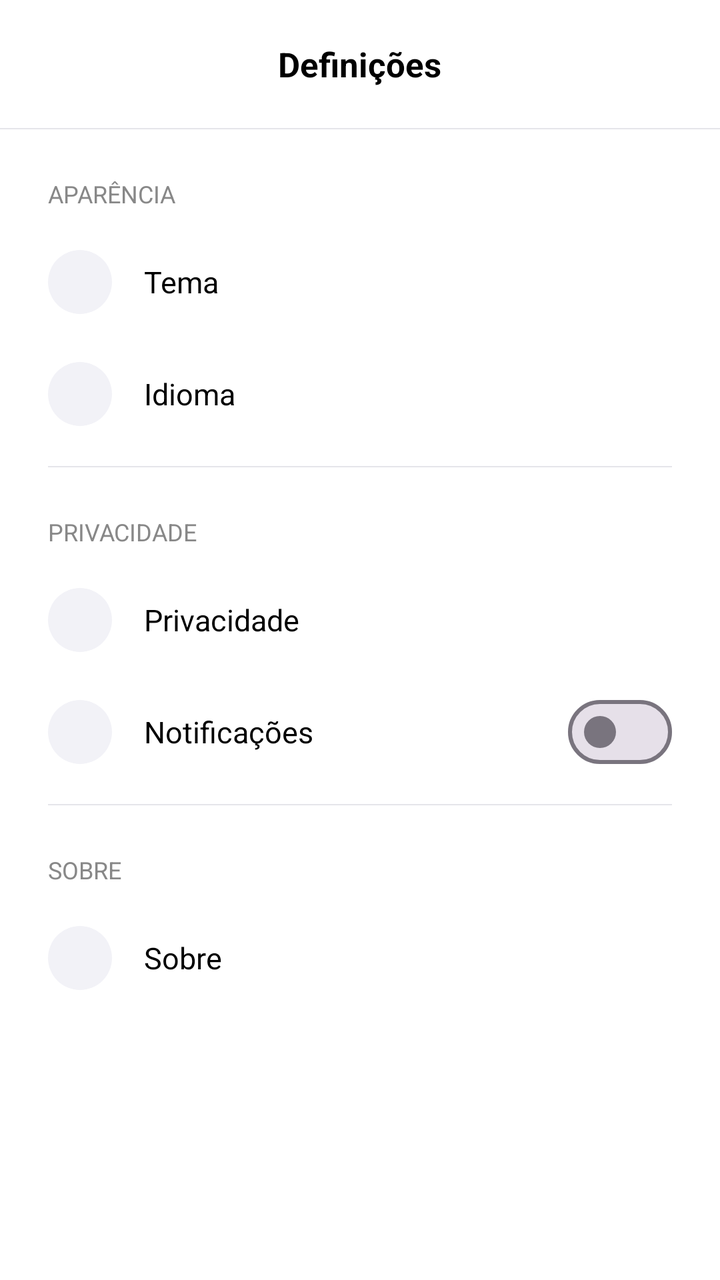
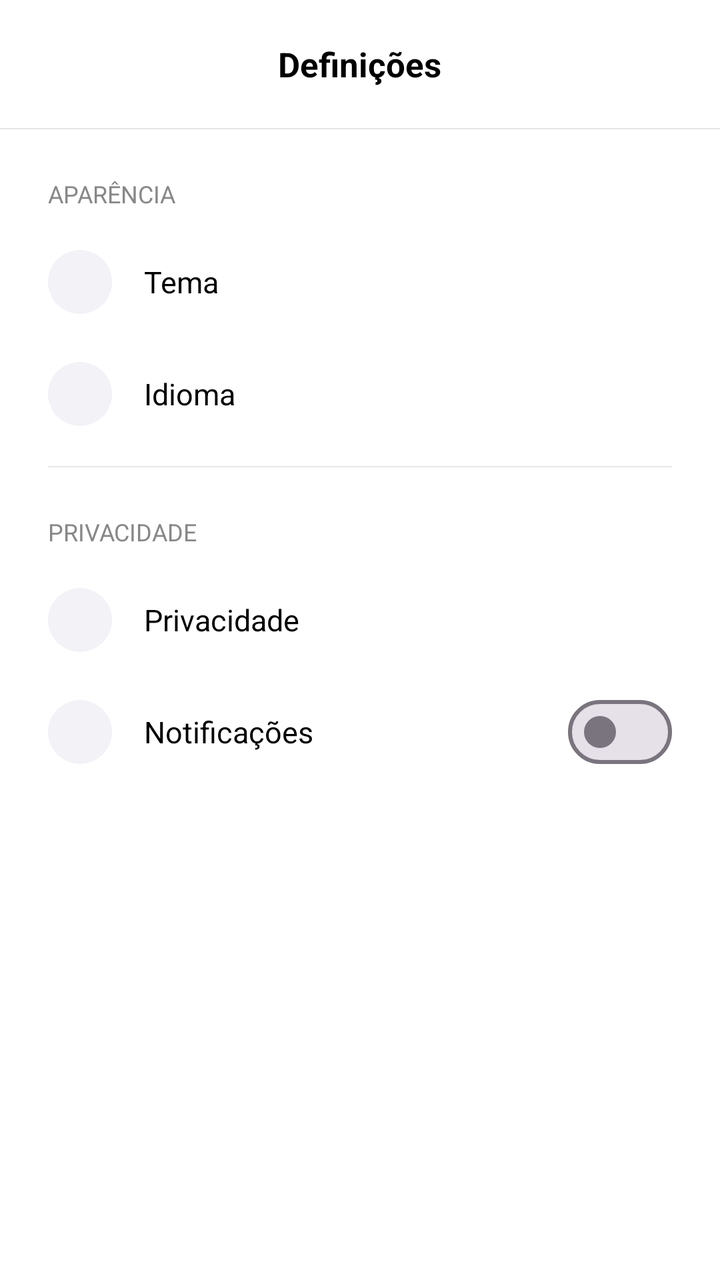

The first picture is an Android layout as it rendered before a commit; the second is the same layout after the commit. The layout source and the unified diff follow.
<!-- AndroidManifest.xml: activity theme Theme.IPC -->
<!-- res/layout/activity_settings.xml -->
<?xml version="1.0" encoding="utf-8"?>
<LinearLayout
    xmlns:android="http://schemas.android.com/apk/res/android"
    android:layout_width="match_parent"
    android:layout_height="match_parent"
    android:orientation="vertical"
    android:background="@color/background"
    android:fitsSystemWindows="true">

    <RelativeLayout
        android:id="@+id/settingsToolbar"
        android:layout_width="match_parent"
        android:layout_height="?attr/actionBarSize"
        android:paddingStart="4dp"
        android:paddingEnd="16dp"
        android:background="@color/appbar_background">

        <ImageView
            android:id="@+id/btnBack"
            android:layout_width="40dp"
            android:layout_height="40dp"
            android:padding="11dp"
            android:layout_centerVertical="true"
            android:layout_alignParentStart="true"
            android:background="?attr/selectableItemBackgroundBorderless"
            android:clickable="true"
            android:focusable="true" />

        <TextView
            android:layout_width="wrap_content"
            android:layout_height="wrap_content"
            android:layout_centerInParent="true"
            android:text="@string/drawer_settings"
            android:textSize="17sp"
            android:textStyle="bold"
            android:textColor="@color/text_primary" />

    </RelativeLayout>

    <View
        android:layout_width="match_parent"
        android:layout_height="0.5dp"
        android:background="@color/divider" />

    <ScrollView
        android:layout_width="match_parent"
        android:layout_height="match_parent"
        android:fillViewport="true">

        <LinearLayout
            android:layout_width="match_parent"
            android:layout_height="wrap_content"
            android:orientation="vertical"
            android:paddingTop="24dp"
            android:paddingBottom="32dp">

            <TextView
                android:layout_width="wrap_content"
                android:layout_height="wrap_content"
                android:text="Aparência"
                android:textSize="12sp"
                android:textAllCaps="true"
                android:textColor="@color/settings_section_label"
                android:paddingStart="24dp"
                android:paddingBottom="8dp" />

            <LinearLayout
                android:id="@+id/itemTheme"
                android:layout_width="match_parent"
                android:layout_height="56dp"
                android:orientation="horizontal"
                android:gravity="center_vertical"
                android:paddingStart="24dp"
                android:paddingEnd="24dp"
                android:background="?attr/selectableItemBackground"
                android:clickable="true"
                android:focusable="true">

                <FrameLayout
                    android:layout_width="32dp"
                    android:layout_height="32dp"
                    android:background="@drawable/drawer_icon_bg"
                    android:layout_marginEnd="16dp">

                    <ImageView
                        android:id="@+id/iconTheme"
                        android:layout_width="14dp"
                        android:layout_height="14dp"
                        android:layout_gravity="center" />

                </FrameLayout>

                <TextView
                    android:layout_width="0dp"
                    android:layout_height="wrap_content"
                    android:layout_weight="1"
                    android:text="Tema"
                    android:textSize="15sp"
                    android:textColor="@color/text_primary" />

                <TextView
                    android:id="@+id/labelTheme"
                    android:layout_width="wrap_content"
                    android:layout_height="wrap_content"
                    android:textSize="14sp"
                    android:textColor="@color/text_secondary"
                    android:layout_marginEnd="8dp" />

                <ImageView
                    android:id="@+id/chevronTheme"
                    android:layout_width="13dp"
                    android:layout_height="13dp" />

            </LinearLayout>

            <LinearLayout
                android:id="@+id/itemLanguage"
                android:layout_width="match_parent"
                android:layout_height="56dp"
                android:orientation="horizontal"
                android:gravity="center_vertical"
                android:paddingStart="24dp"
                android:paddingEnd="24dp"
                android:background="?attr/selectableItemBackground"
                android:clickable="true"
                android:focusable="true">

                <FrameLayout
                    android:layout_width="32dp"
                    android:layout_height="32dp"
                    android:background="@drawable/drawer_icon_bg"
                    android:layout_marginEnd="16dp">

                    <ImageView
                        android:id="@+id/iconLanguage"
                        android:layout_width="14dp"
                        android:layout_height="14dp"
                        android:layout_gravity="center" />

                </FrameLayout>

                <TextView
                    android:layout_width="0dp"
                    android:layout_height="wrap_content"
                    android:layout_weight="1"
                    android:text="Idioma"
                    android:textSize="15sp"
                    android:textColor="@color/text_primary" />

                <TextView
                    android:id="@+id/labelLanguage"
                    android:layout_width="wrap_content"
                    android:layout_height="wrap_content"
                    android:textSize="14sp"
                    android:textColor="@color/text_secondary"
                    android:layout_marginEnd="8dp" />

                <ImageView
                    android:id="@+id/chevronLanguage"
                    android:layout_width="13dp"
                    android:layout_height="13dp" />

            </LinearLayout>

            <View
                android:layout_width="match_parent"
                android:layout_height="0.5dp"
                android:layout_marginStart="24dp"
                android:layout_marginEnd="24dp"
                android:layout_marginTop="8dp"
                android:layout_marginBottom="24dp"
                android:background="@color/divider" />

            <TextView
                android:layout_width="wrap_content"
                android:layout_height="wrap_content"
                android:text="Privacidade"
                android:textSize="12sp"
                android:textAllCaps="true"
                android:textColor="@color/settings_section_label"
                android:paddingStart="24dp"
                android:paddingBottom="8dp" />

            <LinearLayout
                android:id="@+id/itemPrivacy"
                android:layout_width="match_parent"
                android:layout_height="56dp"
                android:orientation="horizontal"
                android:gravity="center_vertical"
                android:paddingStart="24dp"
                android:paddingEnd="24dp"
                android:background="?attr/selectableItemBackground"
                android:clickable="true"
                android:focusable="true">

                <FrameLayout
                    android:layout_width="32dp"
                    android:layout_height="32dp"
                    android:background="@drawable/drawer_icon_bg"
                    android:layout_marginEnd="16dp">

                    <ImageView
                        android:id="@+id/iconPrivacy"
                        android:layout_width="14dp"
                        android:layout_height="14dp"
                        android:layout_gravity="center" />

                </FrameLayout>

                <TextView
                    android:layout_width="0dp"
                    android:layout_height="wrap_content"
                    android:layout_weight="1"
                    android:text="Privacidade"
                    android:textSize="15sp"
                    android:textColor="@color/text_primary" />

                <ImageView
                    android:id="@+id/chevronPrivacy"
                    android:layout_width="13dp"
                    android:layout_height="13dp" />

            </LinearLayout>

            <LinearLayout
                android:id="@+id/itemNotifications"
                android:layout_width="match_parent"
                android:layout_height="56dp"
                android:orientation="horizontal"
                android:gravity="center_vertical"
                android:paddingStart="24dp"
                android:paddingEnd="24dp"
                android:background="?attr/selectableItemBackground"
                android:clickable="true"
                android:focusable="true">

                <FrameLayout
                    android:layout_width="32dp"
                    android:layout_height="32dp"
                    android:background="@drawable/drawer_icon_bg"
                    android:layout_marginEnd="16dp">

                    <ImageView
                        android:id="@+id/iconNotifications"
                        android:layout_width="14dp"
                        android:layout_height="14dp"
                        android:layout_gravity="center" />

                </FrameLayout>

                <TextView
                    android:layout_width="0dp"
                    android:layout_height="wrap_content"
                    android:layout_weight="1"
                    android:text="Notificações"
                    android:textSize="15sp"
                    android:textColor="@color/text_primary" />

                <com.google.android.material.materialswitch.MaterialSwitch
                    android:id="@+id/switchNotifications"
                    android:layout_width="wrap_content"
                    android:layout_height="wrap_content" />

            </LinearLayout>

            <View
                android:layout_width="match_parent"
                android:layout_height="0.5dp"
                android:layout_marginStart="24dp"
                android:layout_marginEnd="24dp"
                android:layout_marginTop="8dp"
                android:layout_marginBottom="24dp"
                android:background="@color/divider" />

            <TextView
                android:layout_width="wrap_content"
                android:layout_height="wrap_content"
                android:text="Sobre"
                android:textSize="12sp"
                android:textAllCaps="true"
                android:textColor="@color/settings_section_label"
                android:paddingStart="24dp"
                android:paddingBottom="8dp" />

            <LinearLayout
                android:id="@+id/itemAbout"
                android:layout_width="match_parent"
                android:layout_height="56dp"
                android:orientation="horizontal"
                android:gravity="center_vertical"
                android:paddingStart="24dp"
                android:paddingEnd="24dp"
                android:background="?attr/selectableItemBackground"
                android:clickable="true"
                android:focusable="true">

                <FrameLayout
                    android:layout_width="32dp"
                    android:layout_height="32dp"
                    android:background="@drawable/drawer_icon_bg"
                    android:layout_marginEnd="16dp">

                    <ImageView
                        android:id="@+id/iconAbout"
                        android:layout_width="14dp"
                        android:layout_height="14dp"
                        android:layout_gravity="center" />

                </FrameLayout>

                <TextView
                    android:layout_width="0dp"
                    android:layout_height="wrap_content"
                    android:layout_weight="1"
                    android:text="@string/drawer_about"
                    android:textSize="15sp"
                    android:textColor="@color/text_primary" />

                <TextView
                    android:id="@+id/labelVersion"
                    android:layout_width="wrap_content"
                    android:layout_height="wrap_content"
                    android:textSize="14sp"
                    android:textColor="@color/text_secondary"
                    android:layout_marginEnd="8dp" />

                <ImageView
                    android:id="@+id/chevronAbout"
                    android:layout_width="13dp"
                    android:layout_height="13dp" />

            </LinearLayout>

        </LinearLayout>

    </ScrollView>

</LinearLayout>
<!-- resources referenced by this layout -->
<resources>
  <color name="appbar_background">#FFFFFF</color>
  <color name="background">#FFFFFF</color>
  <color name="divider">#E5E5EA</color>
  <color name="settings_section_label">#888888</color>
  <color name="text_primary">#000000</color>
  <color name="text_secondary">#888888</color>
  <!-- drawable drawer_icon_bg (drawable) -->
  <?xml version="1.0" encoding="utf-8"?>
  <shape xmlns:android="http://schemas.android.com/apk/res/android"
      android:shape="oval">
      <solid android:color="@color/card_background" />
  </shape>
  <string name="drawer_about">Sobre</string>
  <string name="drawer_settings">Definições</string>
  <style name="Theme.IPC" parent="Theme.Material3.DayNight.NoActionBar">
          <item name="colorPrimary">@color/colorPrimary</item>
          <item name="colorOnPrimary">@android:color/white</item>
          <item name="colorSurface">@color/surface</item>
          <item name="colorOnSurface">@color/text_primary</item>
          <item name="colorSurfaceVariant">@color/card_background</item>
          <item name="colorOnSurfaceVariant">@color/text_secondary</item>
          <item name="colorSurfaceContainerLow">@color/dialog_background</item>
          <item name="colorSurfaceContainerHigh">@color/dialog_background</item>
          <item name="colorSurfaceContainer">@color/dialog_background</item>
          <item name="colorControlActivated">@color/colorPrimary</item>
          <item name="colorControlHighlight">@color/ripple_color</item>
          <item name="android:colorEdgeEffect">@color/colorPrimary</item>
          <item name="android:textColorPrimary">@color/text_primary</item>
          <item name="android:textColorSecondary">@color/text_secondary</item>
          <item name="android:textColorHint">@color/text_hint</item>
          <item name="android:textCursorDrawable">@null</item>
          <item name="android:colorControlActivated">@color/cursor_color</item>
          
          <item name="android:statusBarColor">@android:color/transparent</item>
          <item name="android:navigationBarColor">@android:color/transparent</item>
          <item name="android:windowTranslucentStatus">false</item>
          <item name="android:windowTranslucentNavigation">false</item>
          <item name="android:windowBackground">@color/background</item>
      </style>
  <color name="card_background">#F2F2F7</color>
  <color name="colorPrimary">#007AFF</color>
  <color name="surface">#FFFFFF</color>
  <color name="dialog_background">#F2F2F7</color>
  <color name="ripple_color">#1A000000</color>
  <color name="text_hint">#AAAAAA</color>
  <color name="cursor_color">#007AFF</color>
</resources>

<!-- the commit's change to res/layout/activity_settings.xml (unified diff, before → after) -->
@@ -256,6 +256,7 @@
                     android:textSize="15sp"
                     android:textColor="@color/text_primary" />
 
+                
                 <com.google.android.material.materialswitch.MaterialSwitch
                     android:id="@+id/switchNotifications"
                     android:layout_width="wrap_content"
@@ -263,74 +264,6 @@
 
             </LinearLayout>
 
-            <View
-                android:layout_width="match_parent"
-                android:layout_height="0.5dp"
-                android:layout_marginStart="24dp"
-                android:layout_marginEnd="24dp"
-                android:layout_marginTop="8dp"
-                android:layout_marginBottom="24dp"
-                android:background="@color/divider" />
-
-            <TextView
-                android:layout_width="wrap_content"
-                android:layout_height="wrap_content"
-                android:text="Sobre"
-                android:textSize="12sp"
-                android:textAllCaps="true"
-                android:textColor="@color/settings_section_label"
-                android:paddingStart="24dp"
-                android:paddingBottom="8dp" />
-
-            <LinearLayout
-                android:id="@+id/itemAbout"
-                android:layout_width="match_parent"
-                android:layout_height="56dp"
-                android:orientation="horizontal"
-                android:gravity="center_vertical"
-                android:paddingStart="24dp"
-                android:paddingEnd="24dp"
-                android:background="?attr/selectableItemBackground"
-                android:clickable="true"
-                android:focusable="true">
-
-                <FrameLayout
-                    android:layout_width="32dp"
-                    android:layout_height="32dp"
-                    android:background="@drawable/drawer_icon_bg"
-                    android:layout_marginEnd="16dp">
-
-                    <ImageView
-                        android:id="@+id/iconAbout"
-                        android:layout_width="14dp"
-                        android:layout_height="14dp"
-                        android:layout_gravity="center" />
-
-                </FrameLayout>
-
-                <TextView
-                    android:layout_width="0dp"
-                    android:layout_height="wrap_content"
-                    android:layout_weight="1"
-                    android:text="@string/drawer_about"
-                    android:textSize="15sp"
-                    android:textColor="@color/text_primary" />
-
-                <TextView
-                    android:id="@+id/labelVersion"
-                    android:layout_width="wrap_content"
-                    android:layout_height="wrap_content"
-                    android:textSize="14sp"
-                    android:textColor="@color/text_secondary"
-                    android:layout_marginEnd="8dp" />
-
-                <ImageView
-                    android:id="@+id/chevronAbout"
-                    android:layout_width="13dp"
-                    android:layout_height="13dp" />
-
-            </LinearLayout>
-
         </LinearLayout>
 
     </ScrollView>
<!-- resource entries referenced after the edit -->
@@ -12,7 +12,6 @@
       android:shape="oval">
       <solid android:color="@color/card_background" />
   </shape>
-  <string name="drawer_about">Sobre</string>
   <string name="drawer_settings">Definições</string>
   <style name="Theme.IPC" parent="Theme.Material3.DayNight.NoActionBar">
           <item name="colorPrimary">@color/colorPrimary</item>
